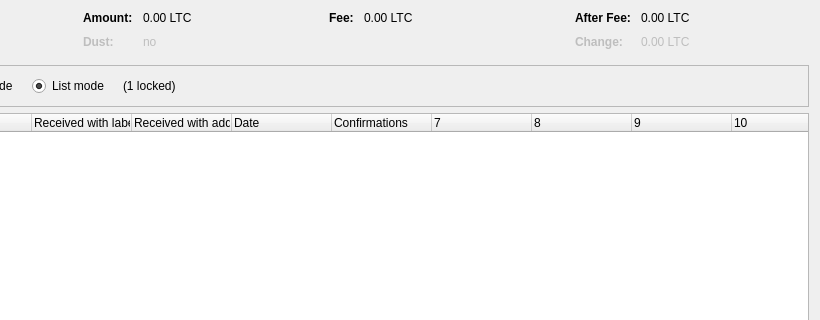
First picture: the form in src/qt/forms/coincontroldialog.ui, repository michaelcrandolph/s-crow, before the edit; both pictures show x 180 to 1000 and y 0 to 320 of the 1000 by 500 pixel window.
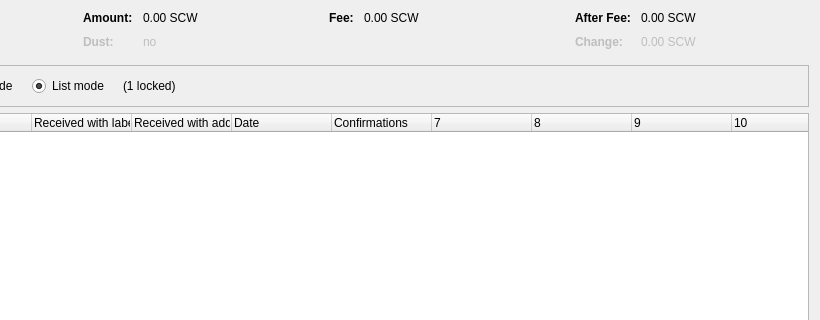
Second picture: the form after the edit. Custom widgets are drawn as their Qt base class.

What changed in the file:
```diff
--- a/src/qt/forms/coincontroldialog.ui
+++ b/src/qt/forms/coincontroldialog.ui
@@ -132,7 +132,7 @@
           <enum>Qt::ActionsContextMenu</enum>
          </property>
          <property name="text">
-          <string notr="true">0.00 LTC</string>
+          <string notr="true">0.00 SCW</string>
          </property>
          <property name="textInteractionFlags">
           <set>Qt::LinksAccessibleByMouse|Qt::TextSelectableByKeyboard|Qt::TextSelectableByMouse</set>
@@ -212,7 +212,7 @@
           <enum>Qt::ActionsContextMenu</enum>
          </property>
          <property name="text">
-          <string notr="true">0.00 LTC</string>
+          <string notr="true">0.00 SCW</string>
          </property>
          <property name="textInteractionFlags">
           <set>Qt::LinksAccessibleByMouse|Qt::TextSelectableByKeyboard|Qt::TextSelectableByMouse</set>
@@ -257,7 +257,7 @@
           <enum>Qt::ActionsContextMenu</enum>
          </property>
          <property name="text">
-          <string notr="true">0.00 LTC</string>
+          <string notr="true">0.00 SCW</string>
          </property>
          <property name="textInteractionFlags">
           <set>Qt::LinksAccessibleByMouse|Qt::TextSelectableByKeyboard|Qt::TextSelectableByMouse</set>
@@ -292,7 +292,7 @@
           <enum>Qt::ActionsContextMenu</enum>
          </property>
          <property name="text">
-          <string notr="true">0.00 LTC</string>
+          <string notr="true">0.00 SCW</string>
          </property>
          <property name="textInteractionFlags">
           <set>Qt::LinksAccessibleByMouse|Qt::TextSelectableByKeyboard|Qt::TextSelectableByMouse</set>
```
